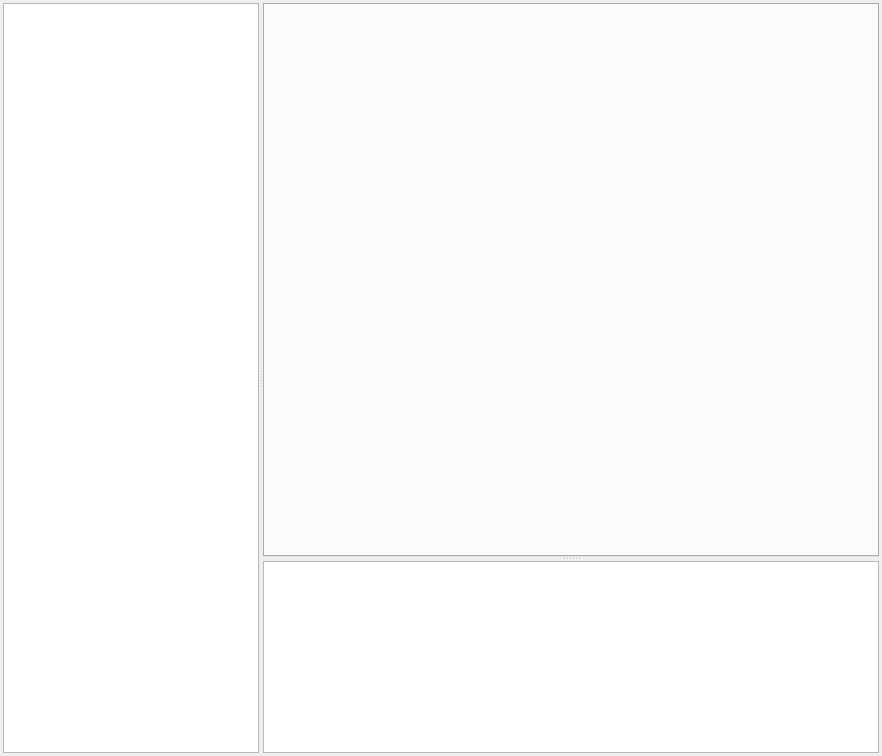
Before: the Qt Designer form IFace/MainWindow.ui in bobrnor/IFace, drawn with Qt 5.
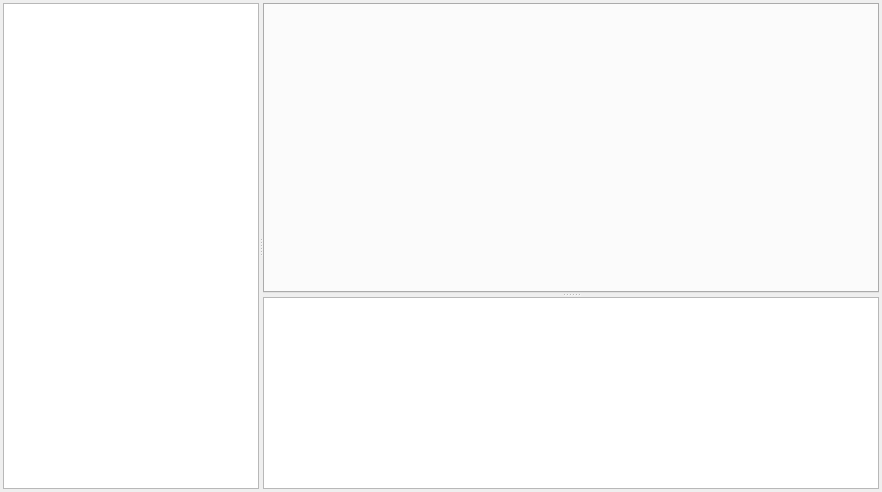
After: the same form once the commit is applied.

```diff
--- a/IFace/MainWindow.ui
+++ b/IFace/MainWindow.ui
@@ -7,7 +7,7 @@
     <x>0</x>
     <y>0</y>
     <width>882</width>
-    <height>756</height>
+    <height>492</height>
    </rect>
   </property>
   <property name="windowTitle">
```
